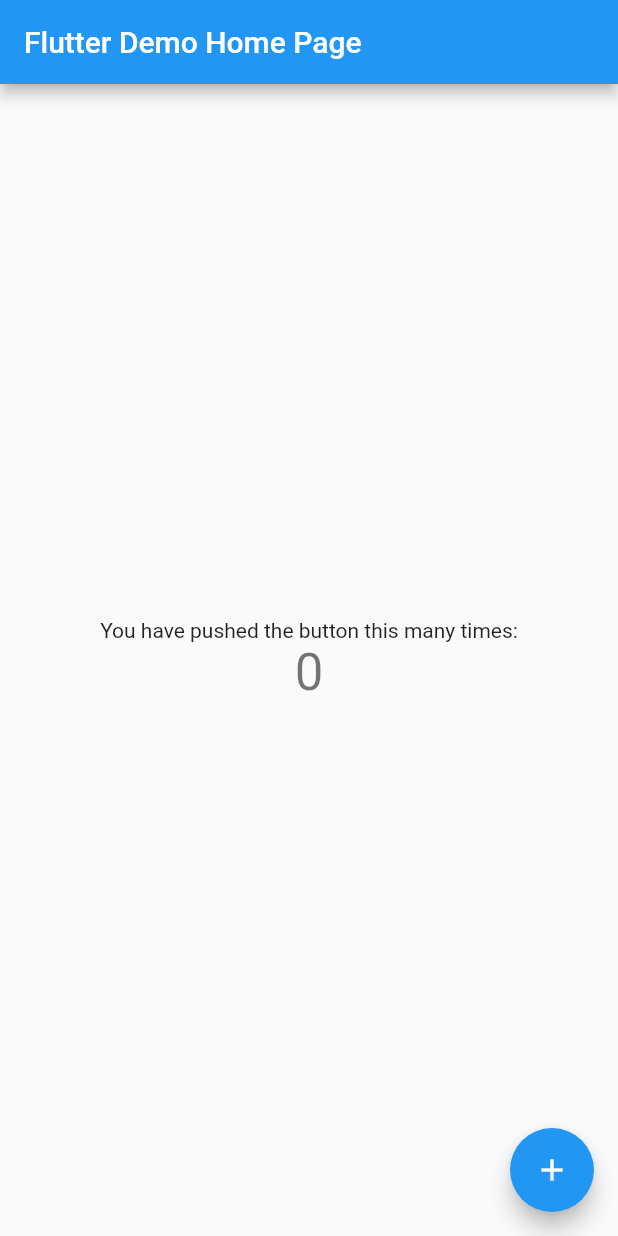
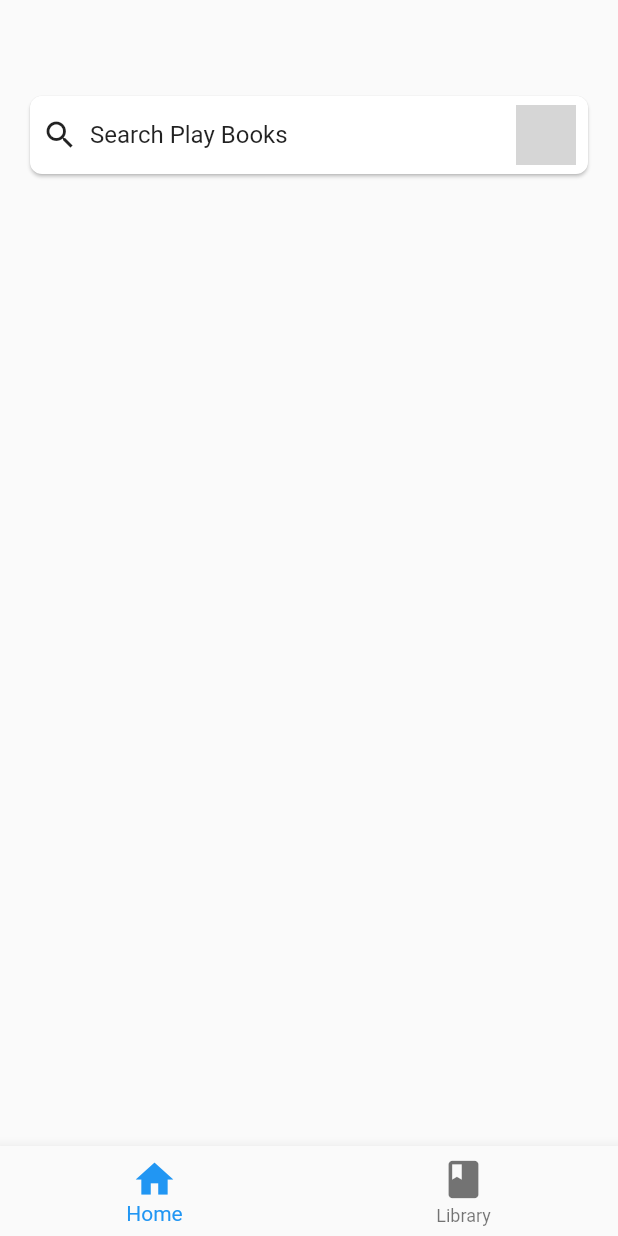
Before and after one commit to ChoChoHtet/flutter-book-library, a Flutter app: the screen it shows after launch, on a phone screen of 412 x 824 dp. Run offline on Flutter 3.47's test engine with Material 2 defaults, Android fonts, the phone set to English and light mode, and no system bars; grey boxes are pictures that could not be loaded.

Commit message:
add bottom navigation bar and search bar

```diff
--- a/lib/main.dart
+++ b/lib/main.dart
@@ -1,3 +1,5 @@
+import 'package:book_library/page/home_page.dart';
+import 'package:book_library/page/main_page.dart';
 import 'package:flutter/material.dart';
 
 void main() {
@@ -13,103 +15,9 @@ class MyApp extends StatelessWidget {
     return MaterialApp(
       title: 'Flutter Demo',
       theme: ThemeData(
-        // This is the theme of your application.
-        //
-        // Try running your application with "flutter run". You'll see the
-        // application has a blue toolbar. Then, without quitting the app, try
-        // changing the primarySwatch below to Colors.green and then invoke
-        // "hot reload" (press "r" in the console where you ran "flutter run",
-        // or simply save your changes to "hot reload" in a Flutter IDE).
-        // Notice that the counter didn't reset back to zero; the application
-        // is not restarted.
         primarySwatch: Colors.blue,
       ),
-      home: const MyHomePage(title: 'Flutter Demo Home Page'),
+      home: const MainPage(),
     );
   }
 }
-
-class MyHomePage extends StatefulWidget {
-  const MyHomePage({Key? key, required this.title}) : super(key: key);
-
-  // This widget is the home page of your application. It is stateful, meaning
-  // that it has a State object (defined below) that contains fields that affect
-  // how it looks.
-
-  // This class is the configuration for the state. It holds the values (in this
-  // case the title) provided by the parent (in this case the App widget) and
-  // used by the build method of the State. Fields in a Widget subclass are
-  // always marked "final".
-
-  final String title;
-
-  @override
-  State<MyHomePage> createState() => _MyHomePageState();
-}
-
-class _MyHomePageState extends State<MyHomePage> {
-  int _counter = 0;
-
-  void _incrementCounter() {
-    setState(() {
-      // This call to setState tells the Flutter framework that something has
-      // changed in this State, which causes it to rerun the build method below
-      // so that the display can reflect the updated values. If we changed
-      // _counter without calling setState(), then the build method would not be
-      // called again, and so nothing would appear to happen.
-      _counter++;
-    });
-  }
-
-  @override
-  Widget build(BuildContext context) {
-    // This method is rerun every time setState is called, for instance as done
-    // by the _incrementCounter method above.
-    //
-    // The Flutter framework has been optimized to make rerunning build methods
-    // fast, so that you can just rebuild anything that needs updating rather
-    // than having to individually change instances of widgets.
-    return Scaffold(
-      appBar: AppBar(
-        // Here we take the value from the MyHomePage object that was created by
-        // the App.build method, and use it to set our appbar title.
-        title: Text(widget.title),
-      ),
-      body: Center(
-        // Center is a layout widget. It takes a single child and positions it
-        // in the middle of the parent.
-        child: Column(
-          // Column is also a layout widget. It takes a list of children and
-          // arranges them vertically. By default, it sizes itself to fit its
-          // children horizontally, and tries to be as tall as its parent.
-          //
-          // Invoke "debug painting" (press "p" in the console, choose the
-          // "Toggle Debug Paint" action from the Flutter Inspector in Android
-          // Studio, or the "Toggle Debug Paint" command in Visual Studio Code)
-          // to see the wireframe for each widget.
-          //
-          // Column has various properties to control how it sizes itself and
-          // how it positions its children. Here we use mainAxisAlignment to
-          // center the children vertically; the main axis here is the vertical
-          // axis because Columns are vertical (the cross axis would be
-          // horizontal).
-          mainAxisAlignment: MainAxisAlignment.center,
-          children: <Widget>[
-            const Text(
-              'You have pushed the button this many times:',
-            ),
-            Text(
-              '$_counter',
-              style: Theme.of(context).textTheme.headline4,
-            ),
-          ],
-        ),
-      ),
-      floatingActionButton: FloatingActionButton(
-        onPressed: _incrementCounter,
-        tooltip: 'Increment',
-        child: const Icon(Icons.add),
-      ), // This trailing comma makes auto-formatting nicer for build methods.
-    );
-  }
-}
--- /dev/null
+++ b/lib/page/home_page.dart
@@ -0,0 +1,50 @@
+import 'package:book_library/resource/dimen.dart';
+import 'package:book_library/resource/string.dart';
+import 'package:flutter/material.dart';
+
+class HomePage extends StatelessWidget {
+  const HomePage({Key? key}) : super(key: key);
+
+  @override
+  Widget build(BuildContext context) {
+    return Scaffold(
+        body: Column(
+      children: [
+        const SizedBox(
+          height: 60,
+        ),
+        Container(
+          height: 60,
+          margin: const EdgeInsets.symmetric(horizontal: 16),
+          child: Card(
+            shape: RoundedRectangleBorder(
+              borderRadius: BorderRadius.circular(8),
+            ),
+            child: Padding(
+              padding: const EdgeInsets.symmetric(horizontal: 8),
+              child: Row(
+                children: const [
+                  Icon(
+                    Icons.search,
+                    size: normalIconSize,
+                  ),
+                  SizedBox(
+                    width: 8,
+                  ),
+                  Text(
+                    homeSearchPlayBook,
+                    style: TextStyle(fontSize: normalTextSize),
+                  ),
+                  Spacer(),
+                  CircleAvatar(
+                    backgroundImage: AssetImage("assets/cafe_004.png"),
+                  ),
+                ],
+              ),
+            ),
+          ),
+        )
+      ],
+    ));
+  }
+}
--- /dev/null
+++ b/lib/page/library_page.dart
@@ -0,0 +1,15 @@
+
+import 'package:flutter/material.dart';
+
+class LibraryPage extends StatelessWidget{
+  const LibraryPage({Key? key}) : super(key: key);
+
+  @override
+  Widget build(BuildContext context) {
+   return const Scaffold(
+     body:  Center(
+       child: Text("Hello Library"),
+     ),
+   );
+  }
+}
--- /dev/null
+++ b/lib/page/main_page.dart
@@ -0,0 +1,55 @@
+import 'package:book_library/page/home_page.dart';
+import 'package:book_library/resource/dimen.dart';
+import 'package:book_library/resource/string.dart';
+import 'package:flutter/material.dart';
+
+import 'library_page.dart';
+
+class MainPage extends StatefulWidget {
+  const MainPage({Key? key}) : super(key: key);
+
+  @override
+  State<MainPage> createState() => _MainPageState();
+}
+
+class _MainPageState extends State<MainPage> {
+  final List<Widget> _pages = const [HomePage(), LibraryPage()];
+  int _selectedIndex = 0;
+
+  void _onItemTapped(int index) {
+    setState(() {
+      _selectedIndex = index;
+    });
+  }
+
+  @override
+  Widget build(BuildContext context) {
+    return Scaffold(
+      body: _pages[_selectedIndex],
+      bottomNavigationBar: BottomNavigationBar(
+        currentIndex: _selectedIndex,
+        onTap: _onItemTapped,
+        iconSize: bottomNavIconSize,
+/*        type: BottomNavigationBarType.fixed,
+        unselectedItemColor: Colors.grey,
+        unselectedIconTheme:const IconThemeData(color: Colors.grey) ,
+          selectedFontSize: 18,
+        selectedIconTheme: const IconThemeData(color: Colors.blue),
+        selectedItemColor: Colors.blue,*/
+
+        items: const [
+          BottomNavigationBarItem(
+              icon: Icon(
+                Icons.home,
+              ),
+              label: bottomNavHome),
+          BottomNavigationBarItem(
+              icon: Icon(
+                Icons.book,
+              ),
+              label: bottomNavLibrary),
+        ],
+      ),
+    );
+  }
+}
--- /dev/null
+++ b/lib/resource/dimen.dart
@@ -0,0 +1,6 @@
+//icon size
+const bottomNavIconSize = 30.0 ;
+const normalIconSize = 24.0;
+
+//text size
+const normalTextSize = 16.0;
--- /dev/null
+++ b/lib/resource/string.dart
@@ -0,0 +1,5 @@
+const bottomNavHome = "Home";
+const bottomNavLibrary = "Library";
+
+//home page
+const homeSearchPlayBook = "Search Play Books";
--- a/pubspec.yaml
+++ b/pubspec.yaml
@@ -61,6 +61,8 @@ flutter:
   # assets:
   #   - images/a_dot_burr.jpeg
   #   - images/a_dot_ham.jpeg
+  assets:
+    - cafe_004.png
 
   # An image asset can refer to one or more resolution-specific "variants", see
   # https://flutter.dev/assets-and-images/#resolution-aware.
```
Also changed, not shown: assets/cafe_004.png (added).
